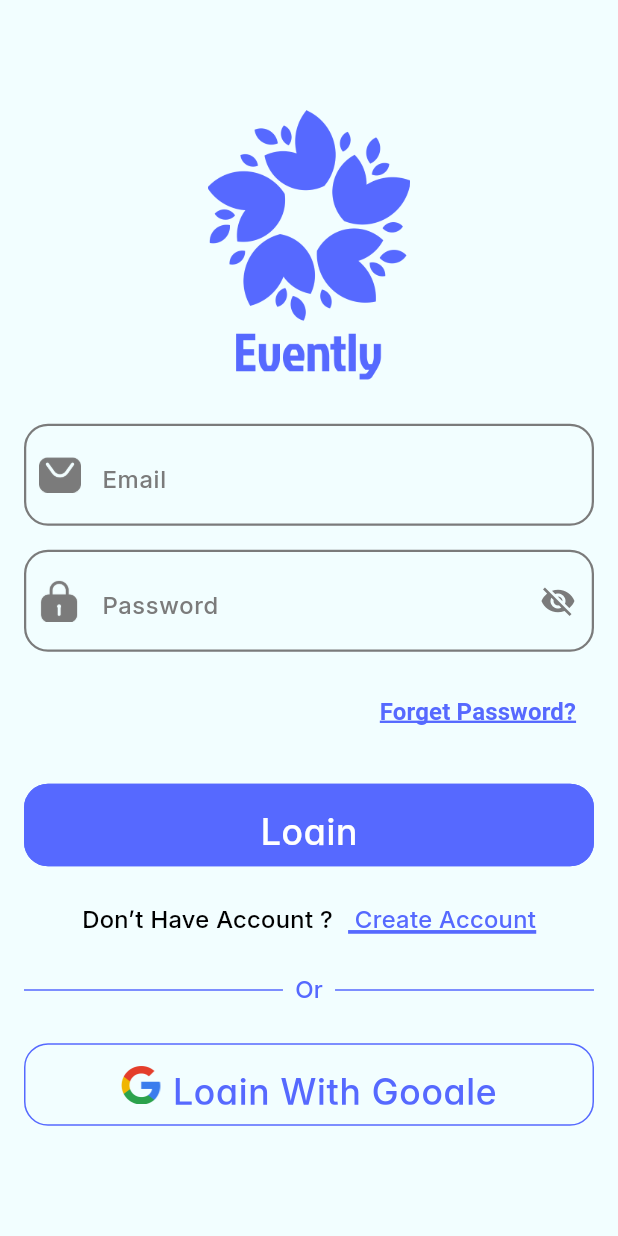
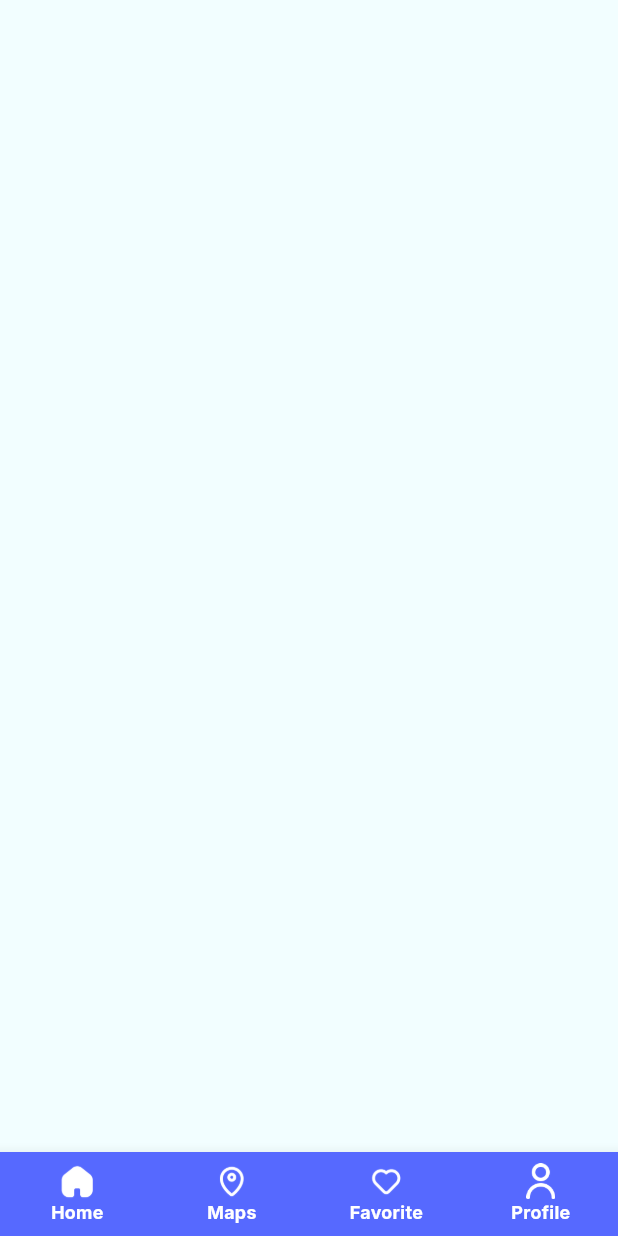
Before and after one commit to HossamGendia/event_app, a Flutter app: the screen it shows after launch, after a tap on "Login", on a phone screen of 412 x 824 dp. Run offline on Flutter 3.47's test engine with Material 3 defaults, Android fonts, the phone set to English and light mode, and no system bars.

Commit message:
make small changes in home

```diff
--- a/lib/core/constants/assets.dart
+++ b/lib/core/constants/assets.dart
@@ -6,4 +6,15 @@ abstract class Assets{
   static const String googleIcon = 'assets/icons/google_Icon.png';
   static const String  personIcon = 'assets/icons/person.png';
   static const String  resetPasswordImg = 'assets/images/reset_password.png';
+  static const String homeIcon = 'assets/icons/home_icon.png';
+  static const String mapsIcon = 'assets/icons/maps_icon.png';
+  static const String favoriteIcon = 'assets/icons/favorite_icon.png';
+  static const String profileIcon = 'assets/icons/profile_icon.png';
+
+  static const String homeActiveIcon = 'assets/icons/home_Active_Icon.png';
+  static const String mapsActiveIcon = 'assets/icons/maps_Active_Icon.png';
+  static const String favoriteActiveIcon = 'assets/icons/favorite_Active_Icon.png';
+  static const String profileActiveIcon = 'assets/icons/profile_Active_Icon.png';
+
+
 }
--- a/lib/core/routes/app_routes.dart
+++ b/lib/core/routes/app_routes.dart
@@ -2,6 +2,7 @@ import 'package:event_app/core/routes/page_routes_name.dart';
 import 'package:event_app/modules/authentication/pages/forget_password_view.dart';
 import 'package:event_app/modules/authentication/pages/login.dart';
 import 'package:event_app/modules/authentication/pages/register_view.dart';
+import 'package:event_app/modules/layout/layout_view.dart';
 import 'package:event_app/modules/splash/splash_screen.dart';
 import 'package:flutter/material.dart';
 
@@ -32,6 +33,12 @@ abstract class AppRouts {
           settings: settings,
         );
 
+      case PageRoutesName.layout:
+        return MaterialPageRoute(
+          builder: (_) => const LayoutView(),
+          settings: settings,
+        );
+
       default:
         return MaterialPageRoute(
           builder: (_) => const SplashScreen(),
--- a/lib/core/routes/page_routes_name.dart
+++ b/lib/core/routes/page_routes_name.dart
@@ -3,6 +3,6 @@ abstract class PageRoutesName{
   static const String login = '/login';
   static const String register = '/register';
   static const String forgetPassword = '/forgetPassword';
-  static const String home = '/home';
+  static const String layout = '/layout';
 
 }
--- a/lib/core/theme_manager/app_theme_manager.dart
+++ b/lib/core/theme_manager/app_theme_manager.dart
@@ -15,6 +15,26 @@ abstract class AppThemeManager {
         color: AppColors.appBarTitleColor,
       ),
     ),
+    bottomNavigationBarTheme: BottomNavigationBarThemeData(
+      type: BottomNavigationBarType.fixed,
+      backgroundColor: AppColors.primaryColor,
+      selectedIconTheme: IconThemeData(color: Colors.white),
+      unselectedIconTheme: IconThemeData(color: Colors.white),
+      selectedItemColor: Colors.white,
+      unselectedItemColor: Colors.white,
+      selectedLabelStyle: TextStyle(
+          fontFamily: "Inter",
+          fontSize: 12,
+          fontWeight: FontWeight.w700,
+          color: Colors.white
+      ),
+      unselectedLabelStyle: TextStyle(
+          fontFamily: "Inter",
+          fontSize: 12,
+          fontWeight: FontWeight.w700,
+          color: Colors.white
+      ),
+    ),
     textTheme: TextTheme(
       bodyLarge: TextStyle(
         fontFamily: "Inter",
@@ -28,6 +48,12 @@ abstract class AppThemeManager {
         fontWeight: FontWeight.w500,
         color: Colors.white,
       ),
+      bodySmall: TextStyle(
+        fontFamily: "Inter",
+        fontSize: 12,
+        fontWeight: FontWeight.w700,
+        color: Colors.white
+      ),
     ),
   );
 
--- a/lib/modules/authentication/pages/login.dart
+++ b/lib/modules/authentication/pages/login.dart
@@ -66,7 +66,9 @@ class Login extends StatelessWidget {
             SizedBox(height: 24),
             CustomButton(
               child: Text('Login', style: theme.textTheme.bodyLarge?.copyWith(color: Colors.white)),
-              onTap: () {},
+              onTap: () {
+                Navigator.pushNamed(context, PageRoutesName.layout);
+              },
             ),
             SizedBox(height: 24),
             Row(
--- /dev/null
+++ b/lib/modules/layout/layout_view.dart
@@ -0,0 +1,37 @@
+import 'package:flutter/material.dart';
+
+import '../../core/constants/assets.dart';
+
+class LayoutView extends StatelessWidget {
+  const LayoutView({super.key});
+
+  @override
+  Widget build(BuildContext context) {
+    return Scaffold(
+      bottomNavigationBar: BottomNavigationBar(
+        items: [
+          BottomNavigationBarItem(
+            icon: ImageIcon(AssetImage(Assets.homeIcon)),
+            activeIcon: ImageIcon(AssetImage(Assets.homeActiveIcon)),
+            label: "Home",
+          ),
+          BottomNavigationBarItem(
+            icon: ImageIcon(AssetImage(Assets.mapsIcon)),
+            activeIcon: ImageIcon(AssetImage(Assets.mapsActiveIcon)),
+            label: "Maps",
+          ),
+          BottomNavigationBarItem(
+            icon: ImageIcon(AssetImage(Assets.favoriteIcon)),
+            activeIcon: ImageIcon(AssetImage(Assets.favoriteActiveIcon)),
+            label: "Favorite",
+          ),
+          BottomNavigationBarItem(
+            icon: ImageIcon(AssetImage(Assets.profileIcon)),
+            activeIcon: ImageIcon(AssetImage(Assets.profileActiveIcon)),
+            label: "Profile",
+          ),
+        ],
+      ),
+    );
+  }
+}
```
Also changed, not shown: assets/icons/favorite_Active_Icon.png (added), assets/icons/favorite_icon.png (added), assets/icons/home_Active_Icon.png (added), assets/icons/home_icon.png (added), assets/icons/maps_Active_Icon.png (added), assets/icons/maps_icon.png (added), assets/icons/profile_Active_Icon.png (added), assets/icons/profile_icon.png (added).
